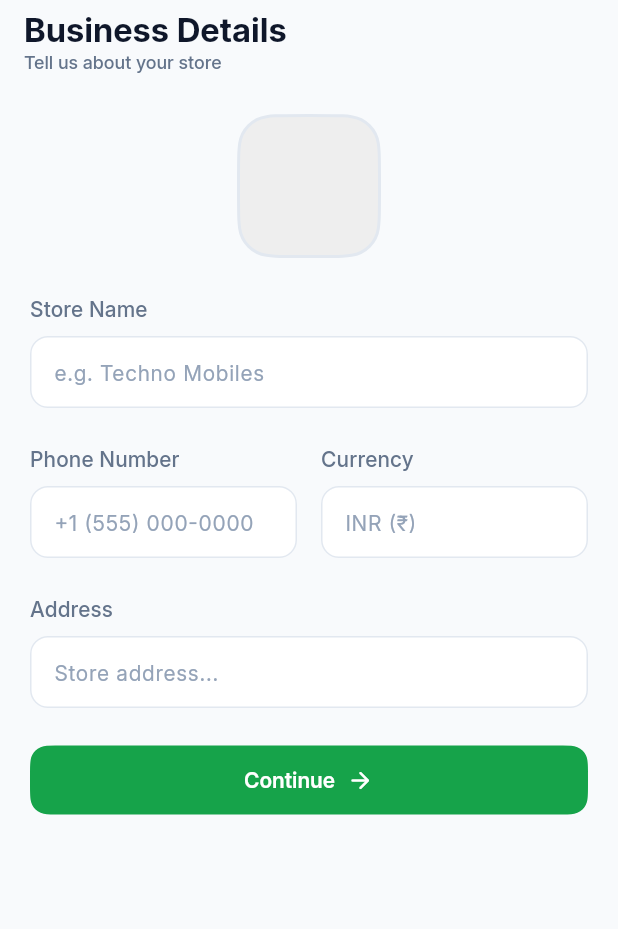
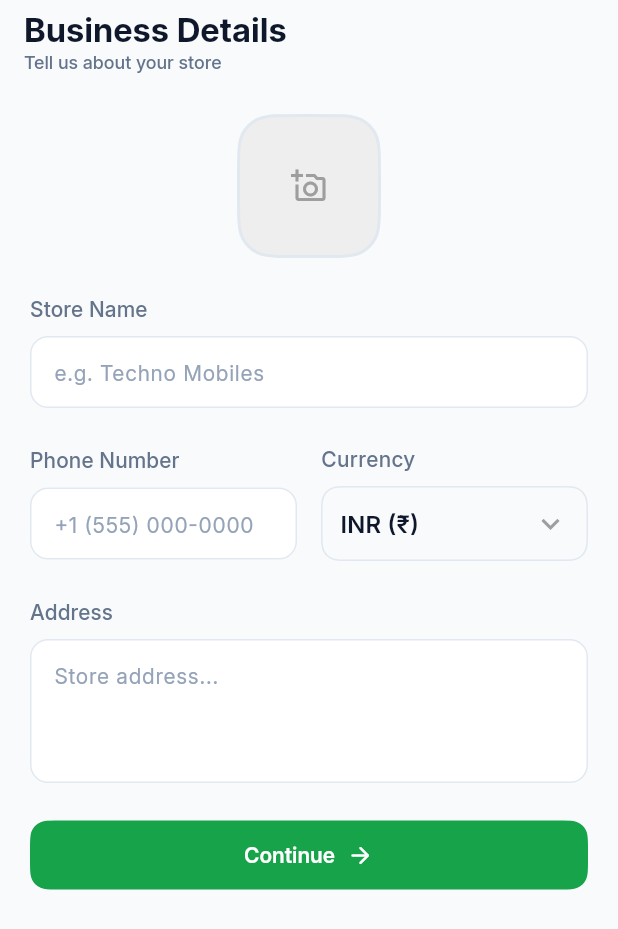
Before and after one commit to muhd-fahad/shelfo, a Flutter app: the screen it shows after launch, on a phone screen of 412 x 824 dp. Shown: the top 929 px of the screen. Run offline on Flutter 3.47's test engine with Material 3 defaults, Android fonts, the phone set to English and light mode, and no system bars; our stand-ins replace flutter_svg, hive_ce, hive_ce_flutter; accounts and stored records are empty; statements that could not run were skipped.

Commit message:
business details updated - model,provider,settings

```diff
--- a/lib/models/business/business_model.dart
+++ b/lib/models/business/business_model.dart
@@ -1,5 +1,5 @@
 import 'package:hive_ce/hive.dart';
-import '../currency.dart';
+import '../currency/currency.dart';
 
 part 'business_model.g.dart';
 
--- a/lib/provider/business_provider.dart
+++ b/lib/provider/business_provider.dart
@@ -1,22 +1,62 @@
 import 'package:flutter/material.dart';
-import 'package:shelfo/models/currency.dart';
+import 'package:hive_ce/hive_ce.dart';
+import 'package:shelfo/models/business/business_model.dart';
+import 'package:shelfo/models/currency/currency.dart';
 
 class BusinessProvider extends ChangeNotifier {
-  final TextEditingController nameController = TextEditingController(text: "Urban Brew Cafe");
-  final TextEditingController phoneController = TextEditingController(text: "+1 (555) 123-4567");
-  final TextEditingController addressController = TextEditingController(text: "123 Market Street, San Francisco, CA 94103");
+  static const String _boxName = 'businessBox';
+  static const String _businessKey = 'businessData';
 
-  Currency _selectedCurrency = Currency.usd;
+  final TextEditingController nameController = TextEditingController();
+  final TextEditingController phoneController = TextEditingController();
+  final TextEditingController addressController = TextEditingController();
+
+  Currency _selectedCurrency = Currency.inr;
   Currency get selectedCurrency => _selectedCurrency;
+
+  bool _isLoading = true;
+  bool get isLoading => _isLoading;
+
+  BusinessProvider() {
+    _loadBusiness();
+  }
+
+  Future<void> _loadBusiness() async {
+    _isLoading = true;
+    notifyListeners();
+
+    final box = await Hive.openBox<Business>(_boxName);
+    final business = box.get(_businessKey);
+
+    if (business != null) {
+      nameController.text = business.name;
+      phoneController.text = business.phoneNumber;
+      addressController.text = business.address;
+      _selectedCurrency = business.currency;
+    }
+
+    _isLoading = false;
+    notifyListeners();
+  }
 
   void setCurrency(Currency currency) {
     _selectedCurrency = currency;
     notifyListeners();
   }
 
-  void saveBusiness() {
+  Future<void> saveBusiness() async {
+    final business = Business(
+      name: nameController.text,
+      phoneNumber: phoneController.text,
+      address: addressController.text,
+      currency: _selectedCurrency,
+    );
 
-    debugPrint("Saving Business: ${nameController.text}, ${selectedCurrency.code}");
+    final box = await Hive.openBox<Business>(_boxName);
+    await box.put(_businessKey, business);
+
+    debugPrint("Saved Business to Hive: ${business.name}");
+    notifyListeners();
   }
 
   @override
--- a/lib/screens/onboard/business_info_screen.dart
+++ b/lib/screens/onboard/business_info_screen.dart
@@ -1,4 +1,7 @@
 import 'package:flutter/material.dart';
+import 'package:provider/provider.dart';
+import 'package:shelfo/models/currency/currency.dart';
+import 'package:shelfo/provider/business_provider.dart';
 import 'package:shelfo/routes/app_routes.dart';
 import 'package:shelfo/utils/theme/theme_constants.dart';
 import 'package:shelfo/widgets/input_widget.dart';
@@ -10,10 +13,18 @@ class BusinessInfoScreen extends StatelessWidget {
 
   @override
   Widget build(BuildContext context) {
+    final businessProvider = Provider.of<BusinessProvider>(context);
+
+    if (businessProvider.isLoading) {
+      return const Scaffold(
+        body: Center(child: CircularProgressIndicator()),
+      );
+    }
+
     return Scaffold(
       appBar: AppBar(
         title: Column(
-          crossAxisAlignment: .start,
+          crossAxisAlignment: CrossAxisAlignment.start,
           children: [
             Text(
               "Business Details",
@@ -26,7 +37,7 @@ class BusinessInfoScreen extends StatelessWidget {
           ],
         ),
       ),
-      body: Padding(
+      body: SingleChildScrollView(
         padding: const EdgeInsets.symmetric(horizontal: 20.0, vertical: 20),
         child: Column(
           spacing: 24,
@@ -40,43 +51,99 @@ class BusinessInfoScreen extends StatelessWidget {
                 color: Colors.grey.shade200,
                 shape: RoundedSuperellipseBorder(
                   borderRadius: AppRadius.xl,
-                  side: BorderSide(width: 2, color: AppColors.border),
+                  side: const BorderSide(width: 2, color: AppColors.border),
                 ),
               ),
+              child: const Icon(Icons.add_a_photo_outlined, color: Colors.grey),
             ),
 
-            InputWidget(title: "Store Name", hint: "e.g. Techno Mobiles"),
+            InputWidget(
+              title: "Store Name",
+              hint: "e.g. Techno Mobiles",
+              controller: businessProvider.nameController,
+            ),
 
             Row(
-              mainAxisSize: .max,
+              mainAxisSize: MainAxisSize.max,
               spacing: AppSpacing.lg,
               children: [
                 Expanded(
                   child: InputWidget(
                     title: "Phone Number",
                     hint: "+1 (555) 000-0000",
+                    controller: businessProvider.phoneController,
+                    keyboardType: TextInputType.phone,
                   ),
                 ),
                 Expanded(
-                  child: InputWidget(title: "Currency", hint: "INR (₹)"),
+                  child: Column(
+                    crossAxisAlignment: CrossAxisAlignment.start,
+                    children: [
+                      Text(
+                        "Currency",
+                        style: SFOAppTheme.light.textTheme.labelLarge?.copyWith(
+                          fontWeight: FontWeight.w500,
+                          color: AppColors.textSecondary,
+                        ),
+                      ),
+                      const SizedBox(height: 8),
+                      Container(
+                        padding: const EdgeInsets.symmetric(horizontal: 12),
+                        decoration: ShapeDecoration(
+                          shape: RoundedSuperellipseBorder(
+                            borderRadius: AppRadius.md,
+                            side: const BorderSide(color: AppColors.border),
+                          ),
+                        ),
+                        child: DropdownButtonHideUnderline(
+                          child: DropdownButton<Currency>(
+                            value: businessProvider.selectedCurrency,
+                            isExpanded: true,
+                            icon: const Icon(Icons.keyboard_arrow_down, color: Colors.grey),
+                            onChanged: (Currency? newValue) {
+                              if (newValue != null) {
+                                businessProvider.setCurrency(newValue);
+                              }
+                            },
+                            items: Currency.values.map<DropdownMenuItem<Currency>>((Currency value) {
+                              return DropdownMenuItem<Currency>(
+                                value: value,
+                                child: Text("${value.code} (${value.symbol})"),
+                              );
+                            }).toList(),
+                          ),
+                        ),
+                      ),
+                    ],
+                  ),
                 ),
               ],
             ),
-            InputWidget(title: "Address", hint: "Store address..."),
+            InputWidget(
+              title: "Address",
+              hint: "Store address...",
+              controller: businessProvider.addressController,
+              maxLines: 3,
+            ),
             SizedBox(
-              width: .infinity,
+              width: double.infinity,
               child: FilledButton(
-                onPressed: () {
-                  Navigator.pushNamed(context, AppRoutes.taxConfig);
-                }, child: Row(
+                onPressed: () async {
+                  await businessProvider.saveBusiness();
+                  if (context.mounted) {
+                    Navigator.pushNamed(context, AppRoutes.taxConfig);
+                  }
+                },
+                child: const Row(
                   spacing: AppSpacing.sm,
-                  crossAxisAlignment: .center,
-                  mainAxisAlignment: .center,
+                  crossAxisAlignment: CrossAxisAlignment.center,
+                  mainAxisAlignment: MainAxisAlignment.center,
                   children: [
                     Text("Continue"),
                     Icon(Icons.arrow_forward_rounded),
                   ],
-                )),
+                ),
+              ),
             ),
           ],
         ),
--- a/lib/screens/settings/business_details_screen.dart
+++ b/lib/screens/settings/business_details_screen.dart
@@ -1,6 +1,6 @@
 import 'package:flutter/material.dart';
 import 'package:provider/provider.dart';
-import 'package:shelfo/models/currency.dart';
+import 'package:shelfo/models/currency/currency.dart';
 import 'package:shelfo/provider/business_provider.dart';
 import 'package:shelfo/utils/theme/theme_constants.dart';
 import 'package:shelfo/widgets/business/business_details_card.dart';
--- a/lib/widgets/business/business_details_card.dart
+++ b/lib/widgets/business/business_details_card.dart
@@ -2,7 +2,7 @@ import 'package:flutter/material.dart';
 import 'package:shelfo/utils/theme/theme_constants.dart';
 import 'package:shelfo/widgets/input_widget.dart';
 
-import '../../models/currency.dart';
+import '../../models/currency/currency.dart';
 
 class BusinessDetailsCard extends StatelessWidget {
   final TextEditingController nameController;
```
